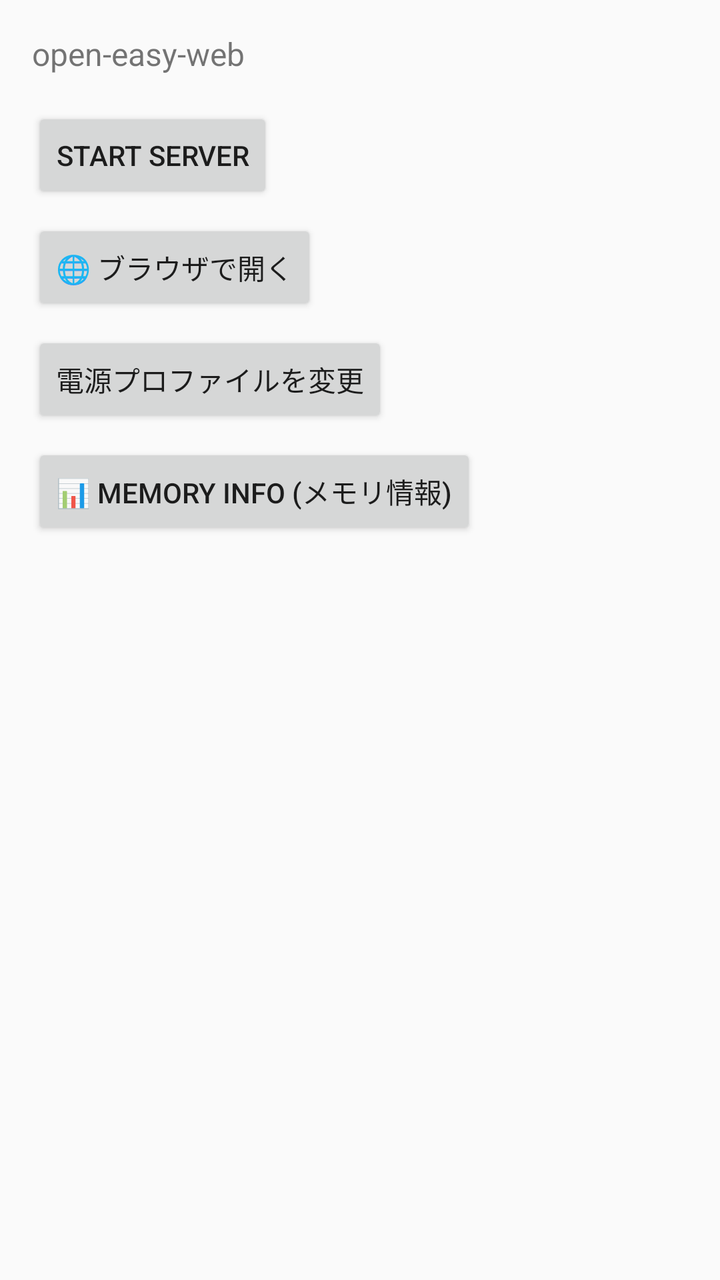
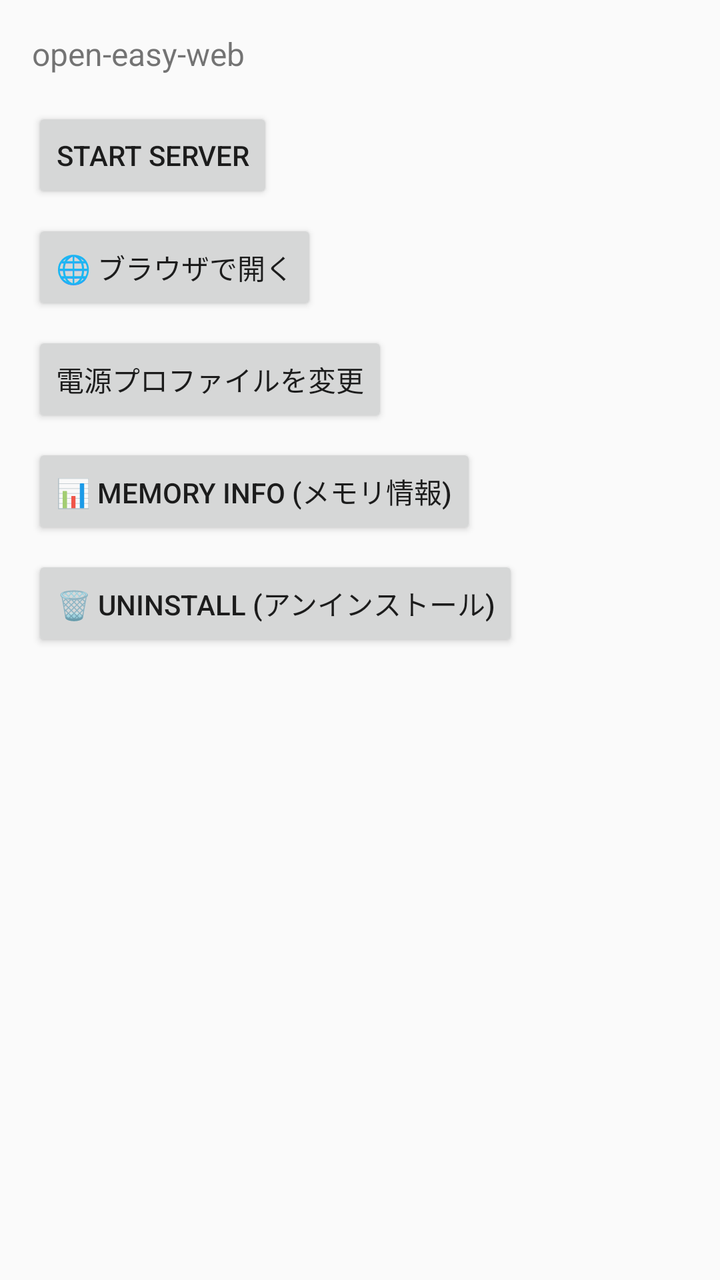

Before-and-after screenshots of an Android layout around one commit, followed by the original layout XML and the change that was made.
<!-- AndroidManifest.xml: application theme Theme.OpenEasyWeb -->
<!-- res/layout/activity_main.xml -->
<?xml version="1.0" encoding="utf-8"?>
<LinearLayout xmlns:android="http://schemas.android.com/apk/res/android"
    android:layout_width="match_parent"
    android:layout_height="match_parent"
    android:orientation="vertical"
    android:padding="16dp">

    <TextView
        android:id="@+id/statusText"
        android:layout_width="match_parent"
        android:layout_height="wrap_content"
        android:text="@string/app_name"
        android:textSize="16sp" />

    <Button
        android:id="@+id/startButton"
        android:layout_width="wrap_content"
        android:layout_height="wrap_content"
        android:layout_marginTop="16dp"
        android:text="Start server" />

    <Button
        android:id="@+id/openBrowserButton"
        android:layout_width="wrap_content"
        android:layout_height="wrap_content"
        android:layout_marginTop="8dp"
        android:text="@string/open_browser_button" />

    <Button
        android:id="@+id/changeProfileButton"
        android:layout_width="wrap_content"
        android:layout_height="wrap_content"
        android:layout_marginTop="8dp"
        android:text="@string/change_profile_button" />

    <Button
        android:id="@+id/memoryInfoButton"
        android:layout_width="wrap_content"
        android:layout_height="wrap_content"
        android:layout_marginTop="8dp"
        android:text="@string/memory_info_button" />

    <ScrollView
        android:layout_width="match_parent"
        android:layout_height="0dp"
        android:layout_weight="1"
        android:layout_marginTop="16dp">

        <TextView
            android:id="@+id/logText"
            android:layout_width="match_parent"
            android:layout_height="wrap_content"
            android:fontFamily="monospace"
            android:textIsSelectable="true"
            android:textSize="11sp" />
    </ScrollView>

</LinearLayout>
<!-- resources referenced by this layout -->
<resources>
  <string name="app_name">open-easy-web</string>
  <string name="change_profile_button">電源プロファイルを変更</string>
  <string name="memory_info_button">📊 Memory info (メモリ情報)</string>
  <string name="open_browser_button">🌐 ブラウザで開く</string>
  <style name="Theme.OpenEasyWeb" parent="Theme.AppCompat.DayNight.NoActionBar" />
</resources>

<!-- the commit's change to res/layout/activity_main.xml (unified diff, before → after) -->
@@ -40,6 +40,13 @@
         android:layout_marginTop="8dp"
         android:text="@string/memory_info_button" />
 
+    <Button
+        android:id="@+id/uninstallButton"
+        android:layout_width="wrap_content"
+        android:layout_height="wrap_content"
+        android:layout_marginTop="8dp"
+        android:text="@string/uninstall_button" />
+
     <ScrollView
         android:layout_width="match_parent"
         android:layout_height="0dp"
<!-- resource entries referenced after the edit -->
@@ -4,6 +4,7 @@
   <string name="change_profile_button">電源プロファイルを変更</string>
   <string name="memory_info_button">📊 Memory info (メモリ情報)</string>
   <string name="open_browser_button">🌐 ブラウザで開く</string>
+  <string name="uninstall_button">🗑️ Uninstall (アンインストール)</string>
   <style name="Theme.OpenEasyWeb" parent="Theme.AppCompat.DayNight.NoActionBar" />
 </resources>
 
